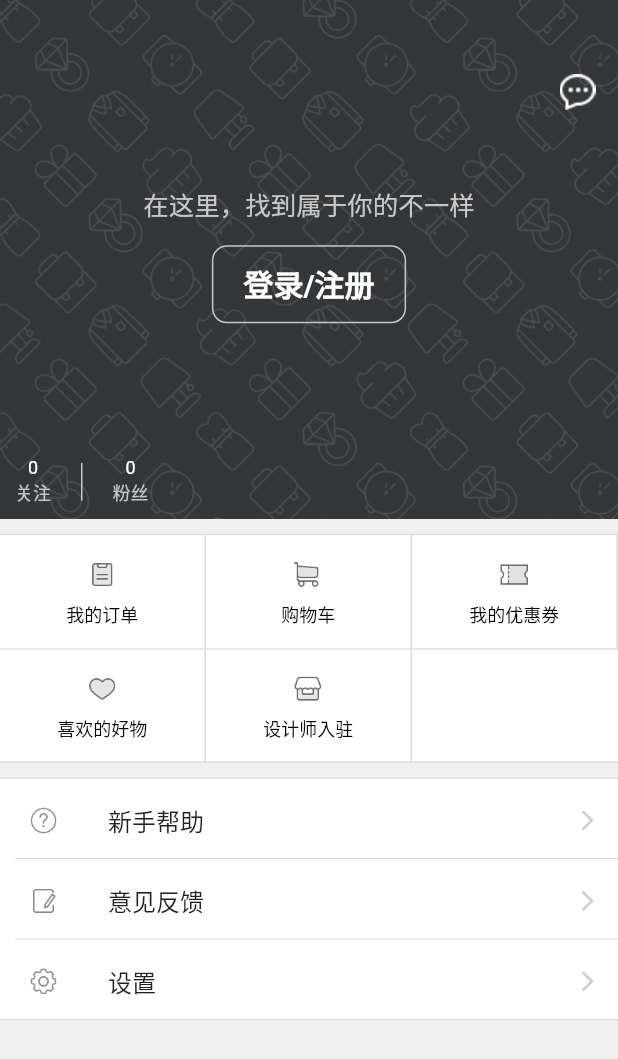
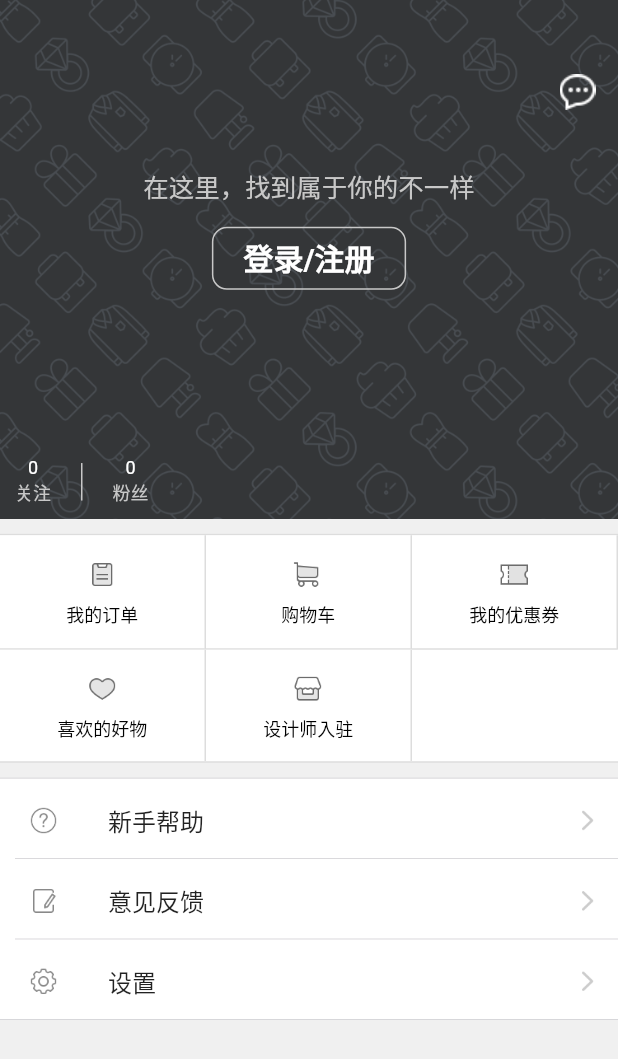
Before and after one commit to lhjzzu/xiangqu, a Flutter app: the MinePage screen opened directly, on a phone screen of 412 x 824 dp. Shown: the top 1059 px of the screen. Run offline on Flutter 3.47's test engine with Material 2 defaults, Android fonts, the phone set to English and light mode, and no system bars; our stand-ins replace cached_network_image, dio, fluro, flutter_screenutil, flutter_swiper, fluttertoast; missing offline and left inert: flutter_webview_plugin, provide; statements that could not run were skipped.

Commit message:
#Update xx

```diff
--- a/lib/main.dart
+++ b/lib/main.dart
@@ -14,6 +14,9 @@ void main() {
     ..provide(Provider.function((context) => HomeProvide()))
     ..provide(Provider.function((context) => SwiperIndexProvide()));
 
+  final router = Router();
+  Routes.configureRoutes(router);
+
   runApp(ProviderNode(
     providers: providers,
     child: MyApp(),
@@ -24,8 +27,7 @@ class MyApp extends StatelessWidget {
   @override
   Widget build(BuildContext context) {
 
-    final router = Router();
-    Routes.configureRoutes(router);
+
 
     return MaterialApp(
       title: '想去',
--- a/lib/pages/mine_page/mine_bottom.dart
+++ b/lib/pages/mine_page/mine_bottom.dart
@@ -15,6 +15,7 @@ class MineBottom extends StatelessWidget {
       return Column(
         children: <Widget>[
           Container(
+              alignment: Alignment.center,
               height: ScreenUtil().setHeight(43),
               child: ListTile(
                 leading: Image.asset(item["icon"]),
--- a/lib/pages/mine_page/mine_header.dart
+++ b/lib/pages/mine_page/mine_header.dart
@@ -13,7 +13,6 @@ class MineHeader extends StatelessWidget {
     return Container(
       height: ScreenUtil().setHeight(280),
       decoration: BoxDecoration(
-        color: Colors.green,
         image: DecorationImage(
             image: AssetImage("assets/images/user_img_bg.png"),
             fit: BoxFit.cover),
@@ -45,7 +44,6 @@ class MineHeader extends StatelessWidget {
   Widget _loginOrRegister() {
     return Positioned(
       child: Container(
-        // color: Colors.white,
         child: Column(
           children: <Widget>[
             Text(
@@ -55,7 +53,7 @@ class MineHeader extends StatelessWidget {
             ),
             SizedBox(height: 15),
             Container(
-              padding: EdgeInsets.fromLTRB(20, 10, 20, 10),
+              padding: EdgeInsets.fromLTRB(20, 5, 20, 5),
               child: InkWell(
                 onTap: () {
                   if (this.onTap != null) {
@@ -79,10 +77,10 @@ class MineHeader extends StatelessWidget {
           ],
         ),
       ),
-      top: ScreenUtil().setHeight(100),
+      top: ScreenUtil().setHeight(90),
       left: 0,
       right: 0,
-      height: ScreenUtil().setHeight(80),
+      height: ScreenUtil().setHeight(100),
     );
   }
 
```
Also changed, not shown: 1 other file.
